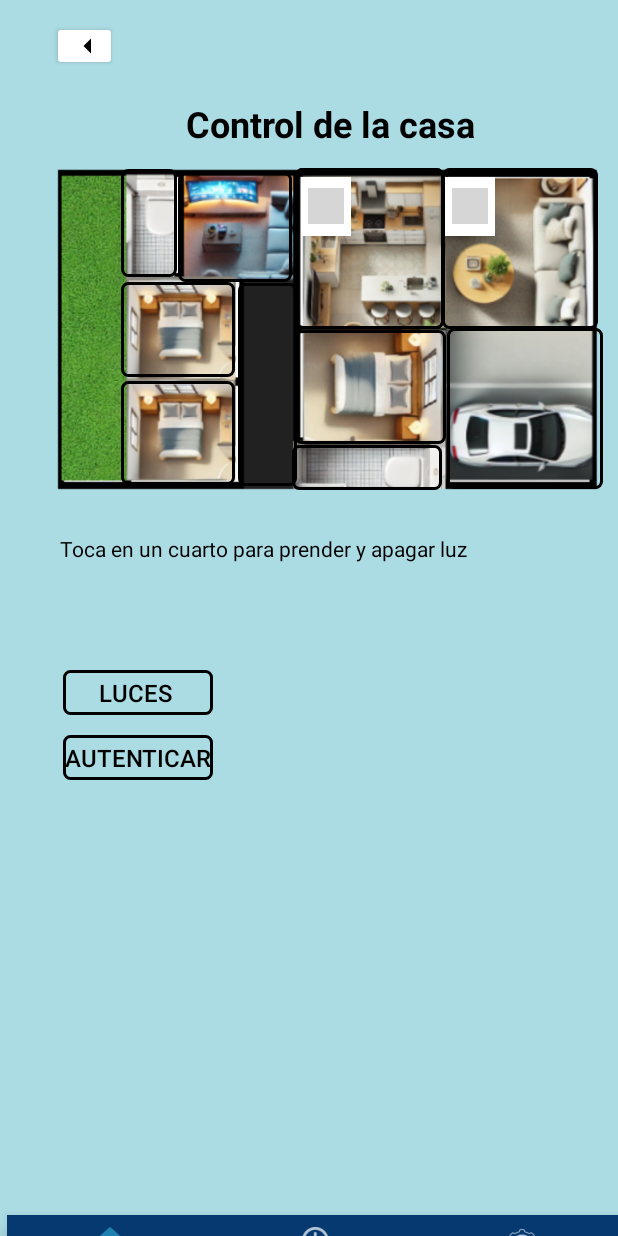
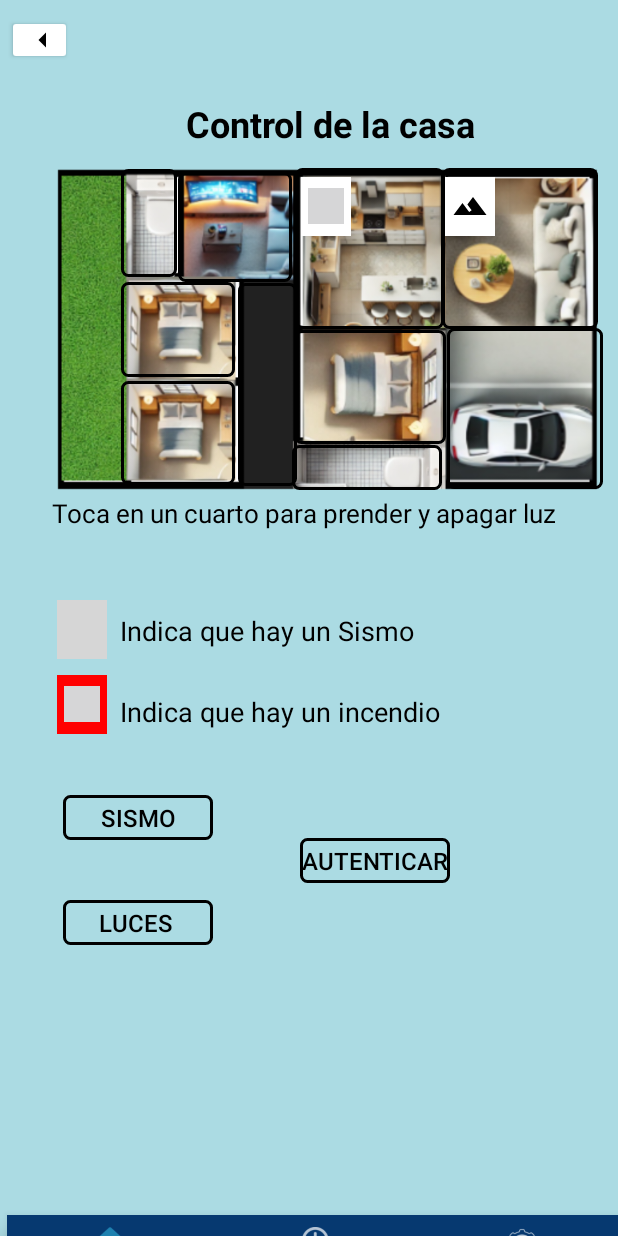
Before and after one commit to LuisAAQ24/ProyectoModelado, an Android app: the ledsActivity screen opened directly, with no data from a screen before it, on a phone screen of 412 x 824 dp. Run offline under Robolectric (Android 15) with nearby library versions, the phone set to English and light mode, and no system bars; grey boxes are pictures that could not be loaded.

Commit message:
Fuego y sismo

```diff
--- a/app/src/main/java/com/example/intellihome/ledsActivity.kt
+++ b/app/src/main/java/com/example/intellihome/ledsActivity.kt
@@ -52,6 +52,7 @@ class ledsActivity : BaseActivity() {
         val retrocederButton = findViewById<Button>(R.id.retrocederhome)
         val myImageView = findViewById<ImageView>(R.id.myImageView)
         val btnAutenticacion = findViewById<Button>(R.id.btnAutenticacion) // Nuevo botón de autenticación
+        val btnSismo = findViewById<Button>(R.id.btnSismo) // Nuevo botón de autenticación
         var vibrationCounter = 0 // Declaración de vibrationCounter
 
         // Configura conexión de socket
@@ -61,49 +62,87 @@ class ledsActivity : BaseActivity() {
         // Imagen programática
         myImageView.setImageResource(R.drawable.casa)
 
-        // Configuración del cuadro parpadeante
-        cuadroParpadeante = findViewById(R.id.cuadroParpadeante)
-        handler = Handler(Looper.getMainLooper())
 
-        // Obtén el servicio de vibración
-        val vibrator = getSystemService(Context.VIBRATOR_SERVICE) as Vibrator
+        // Configuración del cuadro parpadeante para el botón de terremoto
+        val cuadroParpadeanteTerremoto = findViewById<View>(R.id.cuadroParpadeante2)
+        val handlerTerremoto = Handler(Looper.getMainLooper())
+        val vibratorTerremoto = getSystemService(Context.VIBRATOR_SERVICE) as Vibrator
+        var vibrationCounterTerremoto = 0
+        var isFlashingTerremoto = false
 
-        // Configura el runnable para alternar el fondo del cuadro y vibrar
-        runnable = object : Runnable {
+        val runnableTerremoto = object : Runnable {
             override fun run() {
-                // Alterna entre fondo blanco y fondo rojo
-                val fondo = if (cuadroParpadeante.tag == "fondo_blanco") R.drawable.fondo_con_fuego_rojo else R.drawable.fondo_con_fuego
-                cuadroParpadeante.setBackgroundResource(fondo)
-                cuadroParpadeante.tag = if (fondo == R.drawable.fondo_con_fuego) "fondo_blanco" else "fondo_rojo"
+                val fondo = if (cuadroParpadeanteTerremoto.tag == "fondo_terremoto") R.drawable.fondo_terremoto_cafe else R.drawable.fondo_terremoto
+                cuadroParpadeanteTerremoto.setBackgroundResource(fondo)
+                cuadroParpadeanteTerremoto.tag = if (fondo == R.drawable.fondo_terremoto) "fondo_terremoto" else "fondo_terremoto_cafe"
 
-                // Activa la vibración cada 4 cambios de fondo para reducir la carga
-                if (vibrationCounter % 4 == 0 && vibrator.hasVibrator()) { // Vibrar cada 4 cambios de fondo
+                if (vibrationCounterTerremoto % 4 == 0 && vibratorTerremoto.hasVibrator()) {
                     CoroutineScope(Dispatchers.Default).launch {
                         if (android.os.Build.VERSION.SDK_INT >= android.os.Build.VERSION_CODES.O) {
-                            vibrator.vibrate(VibrationEffect.createOneShot(100, VibrationEffect.DEFAULT_AMPLITUDE))
+                            vibratorTerremoto.vibrate(VibrationEffect.createOneShot(100, VibrationEffect.DEFAULT_AMPLITUDE))
                         } else {
                             @Suppress("DEPRECATION")
-                            vibrator.vibrate(50) // Duración de 100 ms
+                            vibratorTerremoto.vibrate(50)
                         }
                     }
                 }
-                vibrationCounter++
-
-                handler.postDelayed(this, 50) // Cambia cada 500 ms
+                vibrationCounterTerremoto++
+                handlerTerremoto.postDelayed(this, 100)
             }
         }
 
-        // Inicia o detiene el parpadeo al presionar el botón Luces
+        btnSismo.setOnClickListener {
+            if (isFlashingTerremoto) {
+                handlerTerremoto.removeCallbacks(runnableTerremoto)
+                cuadroParpadeanteTerremoto.setBackgroundResource(R.drawable.fondo_terremoto)
+                cuadroParpadeanteTerremoto.tag = "fondo_terremoto"
+            } else {
+                handlerTerremoto.post(runnableTerremoto)
+            }
+            isFlashingTerremoto = !isFlashingTerremoto
+        }
+
+// Configuración del cuadro parpadeante para el botón de fuego
+        val cuadroParpadeanteFuego = findViewById<View>(R.id.cuadroParpadeante)
+        val handlerFuego = Handler(Looper.getMainLooper())
+        val vibratorFuego = getSystemService(Context.VIBRATOR_SERVICE) as Vibrator
+        var vibrationCounterFuego = 0
+        var isFlashingFuego = false
+
+        val runnableFuego = object : Runnable {
+            override fun run() {
+                val fondo = if (cuadroParpadeanteFuego.tag == "fondo_blanco") R.drawable.fondo_con_fuego_rojo else R.drawable.fondo_con_fuego
+                cuadroParpadeanteFuego.setBackgroundResource(fondo)
+                cuadroParpadeanteFuego.tag = if (fondo == R.drawable.fondo_con_fuego) "fondo_blanco" else "fondo_rojo"
+
+                if (vibrationCounterFuego % 4 == 0 && vibratorFuego.hasVibrator()) {
+                    CoroutineScope(Dispatchers.Default).launch {
+                        if (android.os.Build.VERSION.SDK_INT >= android.os.Build.VERSION_CODES.O) {
+                            vibratorFuego.vibrate(VibrationEffect.createOneShot(100, VibrationEffect.DEFAULT_AMPLITUDE))
+                        } else {
+                            @Suppress("DEPRECATION")
+                            vibratorFuego.vibrate(50)
+                        }
+                    }
+                }
+                vibrationCounterFuego++
+                handlerFuego.postDelayed(this, 100)
+            }
+        }
+
         btnLuces.setOnClickListener {
-            if (isFlashing) {
-                handler.removeCallbacks(runnable) // Detiene el parpadeo
-                cuadroParpadeante.setBackgroundResource(R.drawable.fondo_con_fuego) // Asegura que vuelva a fondo blanco
-                cuadroParpadeante.tag = "fondo_blanco"
+            if (isFlashingFuego) {
+                handlerFuego.removeCallbacks(runnableFuego)
+                cuadroParpadeanteFuego.setBackgroundResource(R.drawable.fondo_con_fuego)
+                cuadroParpadeanteFuego.tag = "fondo_blanco"
             } else {
-                handler.post(runnable) // Inicia el parpadeo
+                handlerFuego.post(runnableFuego)
             }
-            isFlashing = !isFlashing // Alterna el estado de parpadeo
+            isFlashingFuego = !isFlashingFuego
         }
+
+
+
 
         // Botón retroceder a MainActivity3
         retrocederButton.setOnClickListener {
--- /dev/null
+++ b/app/src/main/res/drawable/fondo_terremoto.xml
@@ -0,0 +1,11 @@
+<layer-list xmlns:android="http://schemas.android.com/apk/res/android">
+    <!-- Fondo blanco -->
+    <item android:drawable="@android:color/white" />
+
+    <!-- Ícono de fuego con escala ajustada -->
+    <item
+        android:drawable="@drawable/sismo"
+        android:width="24dp"
+        android:height="24dp"
+        android:gravity="center" />
+</layer-list>
--- a/app/src/main/res/layout/activity_leds.xml
+++ b/app/src/main/res/layout/activity_leds.xml
@@ -31,11 +31,11 @@
         android:id="@+id/tvDescripcion"
         android:layout_width="wrap_content"
         android:layout_height="wrap_content"
-        android:layout_x="40dp"
-        android:layout_y="356dp"
+        android:layout_x="35dp"
+        android:layout_y="330dp"
         android:text="Toca en un cuarto para prender y apagar luz"
         android:textColor="#FF000000"
-        android:textSize="14sp" />
+        android:textSize="17sp" />
 
     <androidx.appcompat.widget.AppCompatButton
         android:id="@+id/btnSala"
@@ -64,7 +64,7 @@
         android:layout_width="100dp"
         android:layout_height="30dp"
         android:layout_x="42dp"
-        android:layout_y="447dp"
+        android:layout_y="600dp"
         android:background="@drawable/gray_button_background"
         android:text="Luces "
         android:textColor="#000000"
@@ -85,7 +85,46 @@
         android:layout_height="39dp"
         android:layout_x="297dp"
         android:layout_y="118dp"
-        android:background="@drawable/fondo_con_fuego" />
+        android:background="@drawable/fondo_terremoto" />
+
+
+    <View
+        android:id="@+id/cuadroinfo"
+        android:layout_width="33dp"
+        android:layout_height="39dp"
+        android:layout_x="38dp"
+        android:layout_y="450dp"
+        android:background="@drawable/fondo_con_fuego_rojo" />
+
+    <TextView
+        android:id="@+id/tvDescripcion2"
+        android:layout_width="wrap_content"
+        android:layout_height="wrap_content"
+        android:layout_x="80dp"
+        android:layout_y="462dp"
+        android:text="Indica que hay un incendio"
+        android:textColor="#FF000000"
+        android:textSize="18sp" />
+
+
+    <TextView
+        android:id="@+id/tvDescripcion3"
+        android:layout_width="wrap_content"
+        android:layout_height="wrap_content"
+        android:layout_x="80dp"
+        android:layout_y="408dp"
+        android:text="Indica que hay un Sismo"
+        android:textColor="#FF000000"
+        android:textSize="18sp" />
+
+
+    <View
+        android:id="@+id/cuadoinfo2"
+        android:layout_width="33dp"
+        android:layout_height="39dp"
+        android:layout_x="38dp"
+        android:layout_y="400dp"
+        android:background="@drawable/fondo_terremoto_cafe" />
 
     <androidx.appcompat.widget.AppCompatButton
         android:id="@+id/LivingRoom"
@@ -130,16 +169,6 @@
         android:textColor="#000000"
         android:textSize="18sp" />
 
-    <androidx.appcompat.widget.AppCompatButton
-        android:id="@+id/btnCocina"
-        android:layout_width="99dp"
-        android:layout_height="107dp"
-        android:layout_x="197dp"
-        android:layout_y="112dp"
-        android:background="@drawable/gray_button_background"
-        android:text=""
-        android:textColor="#000000"
-        android:textSize="18sp" />
 
     <androidx.appcompat.widget.AppCompatButton
         android:id="@+id/btnCuarto1"
@@ -194,8 +223,8 @@
         android:id="@+id/retrocederhome"
         android:layout_width="43dp"
         android:layout_height="33dp"
-        android:layout_x="35dp"
-        android:layout_y="14dp"
+        android:layout_x="5dp"
+        android:layout_y="10dp"
         android:backgroundTint="#FFFFFF"
         android:drawableLeft="@drawable/baseline_arrow_left_24"
         android:padding="12dp"
@@ -217,12 +246,23 @@
         android:id="@+id/btnAutenticacion"
         android:layout_width="100dp"
         android:layout_height="30dp"
-        android:layout_x="42dp"
-        android:layout_y="490dp"
+        android:layout_x="200dp"
+        android:layout_y="559dp"
         android:background="@drawable/gray_button_background"
         android:text="Autenticar"
         android:textColor="#000000"
         android:textSize="16sp" />
 
+    <androidx.appcompat.widget.AppCompatButton
+        android:id="@+id/btnSismo"
+        android:layout_width="100dp"
+        android:layout_height="30dp"
+        android:layout_x="42dp"
+        android:layout_y="530dp"
+        android:background="@drawable/gray_button_background"
+        android:text="Sismo"
+        android:textColor="#000000"
+        android:textSize="16sp" />
+
 
 </AbsoluteLayout>
--- a/app/src/main/res/values/colors.xml
+++ b/app/src/main/res/values/colors.xml
@@ -10,6 +10,7 @@
     <color name="gray">#BDBDBD</color>
     <color name="light_yellow">#FFFFE0</color>
     <color name="custom_red">#FF0000</color>
+    <color name="brown_dark">#5D4037</color>
 
 
 
```
